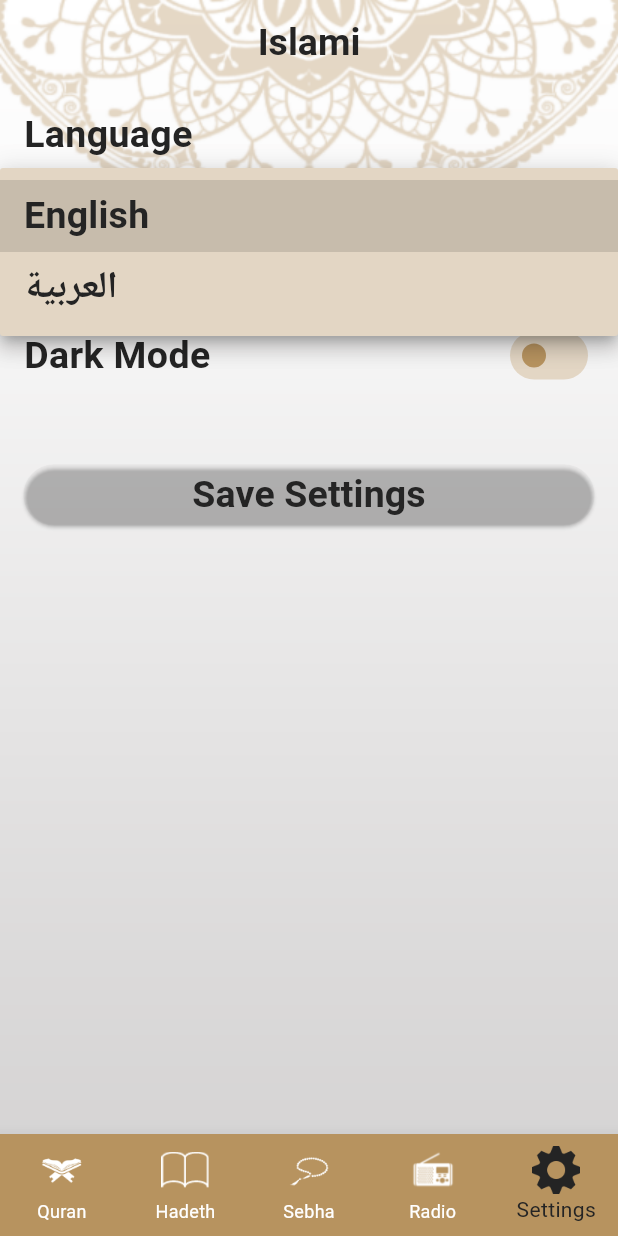
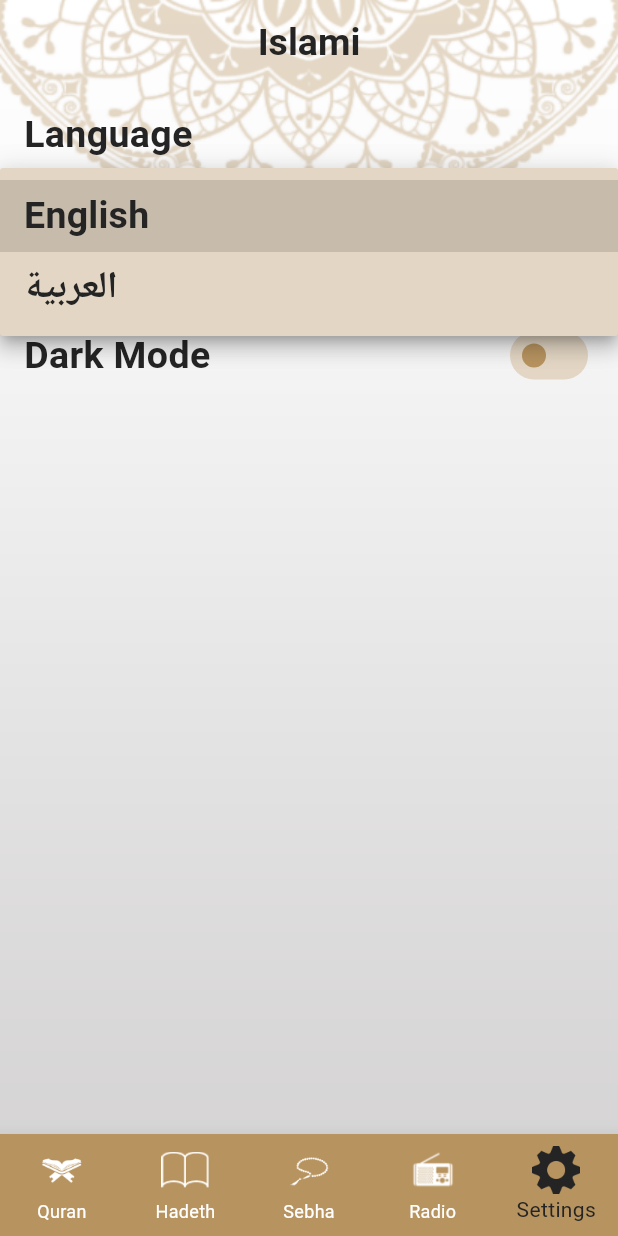
Before and after one commit to Msalaho7/Islami, a Flutter app: the screen it shows after launch, item 5 of the bottom bar chosen, after a tap on "English", on a phone screen of 412 x 824 dp. Run offline on Flutter 3.47's test engine with Material 3 defaults, Android fonts, the phone set to English and light mode, and no system bars; our stand-ins replace cloud_firestore, firebase_core; accounts and stored records are empty; generated files the repository leaves out were written again.

Commit message:
Solve issue save data and get data from fireBase and now work will .

```diff
--- a/lib/Ui/Screens/tabs/settings_tab.dart
+++ b/lib/Ui/Screens/tabs/settings_tab.dart
@@ -12,6 +12,7 @@ class SettingsTab extends StatefulWidget {
 
   const SettingsTab({Key? key, required this.onSettingsChanged})
       : super(key: key);
+
   @override
   State<SettingsTab> createState() => _SettingsTabState();
 }
@@ -30,9 +31,10 @@ class _SettingsTabState extends State<SettingsTab> {
   Future<void> loadSettingsFromFirebase() async {
     CollectionReference collectionOfSettings =
     FirebaseFirestore.instance.collection("Islami Settings");
-    QuerySnapshot querySnapshot = await collectionOfSettings.get();
-    if (querySnapshot.docs.isNotEmpty) {
-      var data = querySnapshot.docs.first.data() as Map<String, dynamic>;
+    DocumentSnapshot documentSnapshot =
+    await collectionOfSettings.doc("userSettings").get();
+    if (documentSnapshot.exists) {
+      var data = documentSnapshot.data() as Map<String, dynamic>;
       setState(() {
         selectedLanguage = data["selectedLanguage"] ?? "en";
         switchState = data["darkMode"] ?? false;
@@ -43,6 +45,7 @@ class _SettingsTabState extends State<SettingsTab> {
       });
     }
   }
+
   @override
   Widget build(BuildContext context) {
     final languageProvider = Provider.of<LanguageProvider>(context);
@@ -61,15 +64,6 @@ class _SettingsTabState extends State<SettingsTab> {
           buildLanguageDropDownButton(languageProvider),
           const SizedBox(height: 45),
           buildSwitch(),
-          const SizedBox(height: 45),
-          ElevatedButton(
-              onPressed: () {
-                addDataToFireBase();
-              },
-              child: Text(
-                context.l10n.saveSettings,
-                style: themeProvider.mediumTitleTextStyle,
-              )),
         ],
       ),
     );
@@ -100,6 +94,7 @@ class _SettingsTabState extends State<SettingsTab> {
         setState(() {
           selectedLanguage = newValue!;
           languageProvider.setCurrentLocale(selectedLanguage);
+          saveSettingsToFirebase();
         });
       },
     );
@@ -123,6 +118,7 @@ class _SettingsTabState extends State<SettingsTab> {
             setState(() {
               switchState = newValue;
               themeProvider.toggleTheme(newValue);
+              saveSettingsToFirebase();
             });
           },
         ),
@@ -130,11 +126,12 @@ class _SettingsTabState extends State<SettingsTab> {
     );
   }
 
-  void addDataToFireBase() {
+  void saveSettingsToFirebase() {
     CollectionReference collectionOfSettings =
     FirebaseFirestore.instance.collection("Islami Settings");
-    collectionOfSettings
-        .doc()
-        .set({"selectedLanguage": selectedLanguage, "darkMode": switchState});
+    collectionOfSettings.doc("userSettings").set({
+      "selectedLanguage": selectedLanguage,
+      "darkMode": switchState,
+    });
   }
 }
--- a/lib/main.dart
+++ b/lib/main.dart
@@ -18,6 +18,7 @@ void main() async {
   WidgetsFlutterBinding.ensureInitialized();
   await Firebase.initializeApp(options: DefaultFirebaseOptions.currentPlatform);
   await FirebaseFirestore.instance.disableNetwork();
+
   runApp(
     MultiProvider(
       providers: [
@@ -31,6 +32,7 @@ void main() async {
 
 class MyApp extends StatefulWidget {
   const MyApp({Key? key}) : super(key: key);
+
   @override
   State<MyApp> createState() => _MyAppState();
 }
@@ -55,9 +57,10 @@ class _MyAppState extends State<MyApp> {
   Future<void> loadSettingsFromFirebase() async {
     CollectionReference collectionOfSettings =
     FirebaseFirestore.instance.collection("Islami Settings");
-    QuerySnapshot querySnapshot = await collectionOfSettings.get();
-    if (querySnapshot.docs.isNotEmpty) {
-      var data = querySnapshot.docs.first.data() as Map<String, dynamic>;
+    DocumentSnapshot documentSnapshot =
+    await collectionOfSettings.doc("userSettings").get();
+    if (documentSnapshot.exists) {
+      var data = documentSnapshot.data() as Map<String, dynamic>;
       setState(() {
         selectedLanguage = data["selectedLanguage"] ?? "en";
         switchState = data["darkMode"] ?? false;
```
